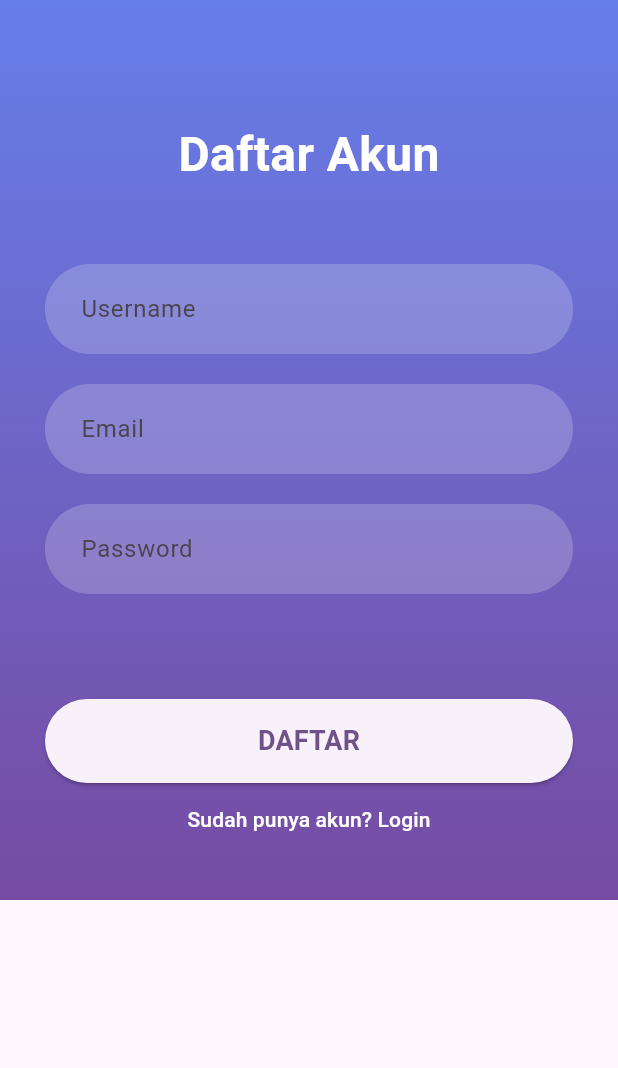
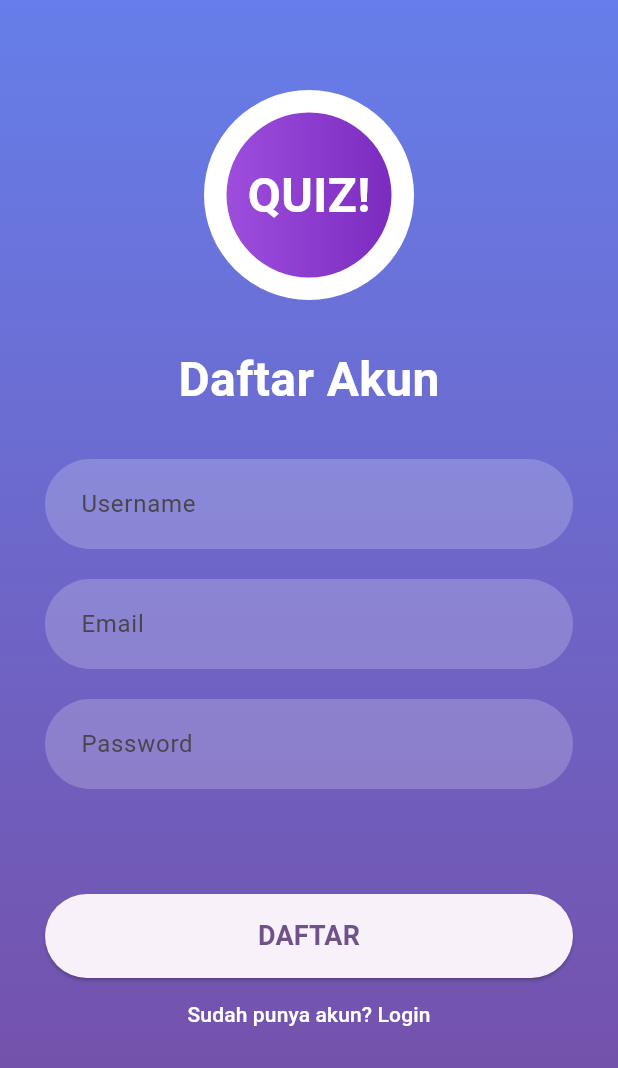
Before and after one commit to abdlbaqi/QUIZKU, a Flutter app: the RegisterScreen screen opened by its route, on a phone screen of 412 x 824 dp. Shown: the top 1068 px of the screen. Run offline on Flutter 3.47's test engine with Material 3 defaults, Android fonts, the light colour scheme and no system bars; our stand-ins replace cloud_firestore, firebase_auth, firebase_core; accounts and stored records are empty.

Commit message:
add logo in register

```diff
--- a/lib/screens/auth/register_screen.dart
+++ b/lib/screens/auth/register_screen.dart
@@ -47,40 +47,63 @@ class _RegisterScreenState extends State<RegisterScreen> {
   Widget build(BuildContext context) {
     return Scaffold(
       body: Container(
+        width: double.infinity,
+        height: double.infinity,
         decoration: const BoxDecoration(
           gradient: LinearGradient(colors: [Color(0xFF667eea), Color(0xFF764ba2)], begin: Alignment.topCenter, end: Alignment.bottomCenter),
         ),
         child: SafeArea(
+          child: LayoutBuilder(
+            builder: (context, constraints) {
+              return SingleChildScrollView(
+                physics: const BouncingScrollPhysics(),
+                child: ConstrainedBox(
+                  constraints: BoxConstraints(
+                    minHeight: constraints.maxHeight,
+                  ),
+                  child: IntrinsicHeight(
                     child: Padding(
                       padding: const EdgeInsets.all(30),
-            child: SingleChildScrollView(
                       child: Form(
                         key: _formKey,
                         child: Column(
+                          mainAxisAlignment: MainAxisAlignment.center,
                           children: [
-                    const SizedBox(height: 50),
+                            const SizedBox(height: 30),
+                            // Logo QUIZ! (sama persis dengan login)
+                            Container(
+                              width: 140,
+                              height: 140,
+                              decoration: const BoxDecoration(
+                                shape: BoxShape.circle,
+                                color: Colors.white,
+                              ),
+                              child: Stack(
+                                alignment: Alignment.center,
+                                children: [
+                                  Container(
+                                    width: 110,
+                                    height: 110,
+                                    decoration: const BoxDecoration(
+                                      shape: BoxShape.circle,
+                                      gradient: LinearGradient(colors: [Color(0xFF9d4edd), Color(0xFF7b2cbf)]),
+                                    ),
+                                  ),
+                                  const Text('QUIZ!', style: TextStyle(color: Colors.white, fontSize: 32, fontWeight: FontWeight.bold)),
+                                ],
+                              ),
+                            ),
+                            const SizedBox(height: 30),
                             const Text('Daftar Akun', style: TextStyle(fontSize: 32, color: Colors.white, fontWeight: FontWeight.bold)),
-                    const SizedBox(height: 50),
-
+                            const SizedBox(height: 30),
                             TextFormField(controller: _userCtrl, decoration: _deco('Username'), validator: (v) => v!.isEmpty ? 'Wajib diisi' : null),
                             const SizedBox(height: 20),
                             TextFormField(controller: _emailCtrl, keyboardType: TextInputType.emailAddress, decoration: _deco('Email'), validator: (v) => v!.contains('@') ? null : 'Email tidak valid'),
                             const SizedBox(height: 20),
                             TextFormField(controller: _passCtrl, obscureText: true, decoration: _deco('Password'), validator: (v) => v!.length >= 6 ? null : 'Min 6 karakter'),
                             const SizedBox(height: 30),
-
-                    // // Pilih Role
-                    // DropdownButtonFormField<String>(
-                    //   value: _role,
-                    //   decoration: _deco('Pilih Role'),
-                    //   items: const [
-                    //     DropdownMenuItem(value: 'pemain', child: Text('Pemain')),
-                    //     DropdownMenuItem(value: 'admin', child: Text('Admin')),
-                    //   ],
-                    //   onChanged: (val) => setState(() => _role = val!),
-                    // ),
+                            // Role di-set otomatis sebagai 'pemain' saat register
                             const SizedBox(height: 40),
-
                             SizedBox(
                               width: double.infinity,
                               height: 56,
@@ -89,12 +112,16 @@ class _RegisterScreenState extends State<RegisterScreen> {
                                 child: _loading ? const CircularProgressIndicator(color: Colors.purple) : const Text('DAFTAR', style: TextStyle(fontSize: 18, fontWeight: FontWeight.bold)),
                               ),
                             ),
-
-                    TextButton(onPressed: () => Navigator.pop(context), child: const Text('Sudah punya akun? Login', style: TextStyle(color: Colors.white))),
+                            TextButton(onPressed: () => Navigator.pop(context), child: const Text('Sudah punya akun? Login', style: TextStyle(color: Colors.white)) ),
+                            const Spacer(),
                           ],
                         ),
                       ),
                     ),
+                  ),
+                ),
+              );
+            },
           ),
         ),
       ),
```
Lines whose indentation alone changed are shown as unchanged.
